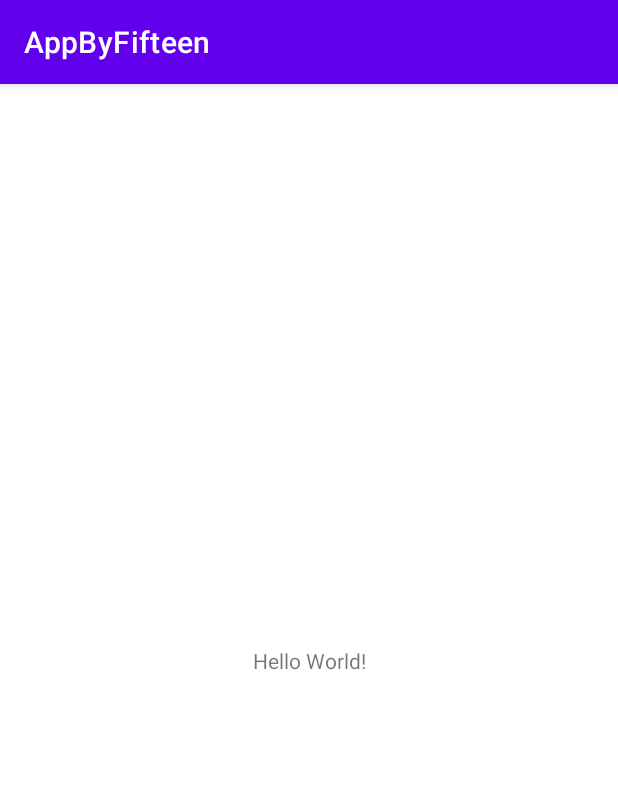
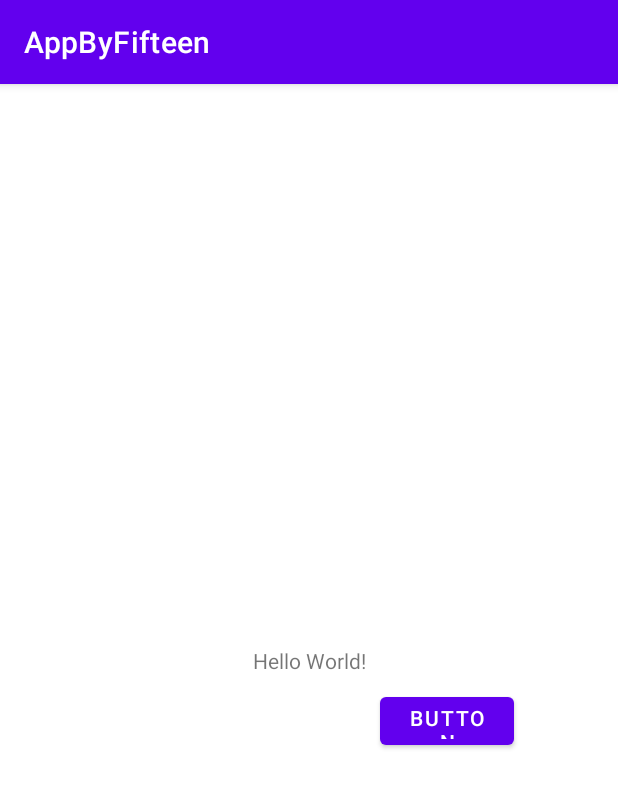
Before and after one commit to shinee7117/AppByFifteen, an Android app: the screen it shows after launch (MainActivity), on a phone screen of 412 x 824 dp. Shown: the top 788 px of the screen. Run offline under Robolectric (Android 15) with nearby library versions, the phone set to English and light mode, and no system bars.

Commit message:
버튼위젯 추가

```diff
--- a/app/src/main/res/layout/activity_main.xml
+++ b/app/src/main/res/layout/activity_main.xml
@@ -7,6 +7,7 @@
     tools:context=".MainActivity">
 
     <TextView
+        android:id="@+id/textView"
         android:layout_width="wrap_content"
         android:layout_height="wrap_content"
         android:text="Hello World!"
@@ -15,4 +16,16 @@
         app:layout_constraintRight_toRightOf="parent"
         app:layout_constraintTop_toTopOf="parent" />
 
+    <Button
+        android:id="@+id/button1"
+        android:layout_width="89dp"
+        android:layout_height="44dp"
+        android:layout_marginStart="9dp"
+        android:layout_marginEnd="69dp"
+        android:layout_marginBottom="321dp"
+        android:text="Button"
+        app:layout_constraintBottom_toBottomOf="parent"
+        app:layout_constraintEnd_toEndOf="parent"
+        app:layout_constraintStart_toEndOf="@+id/textView" />
+
 </androidx.constraintlayout.widget.ConstraintLayout>
```
